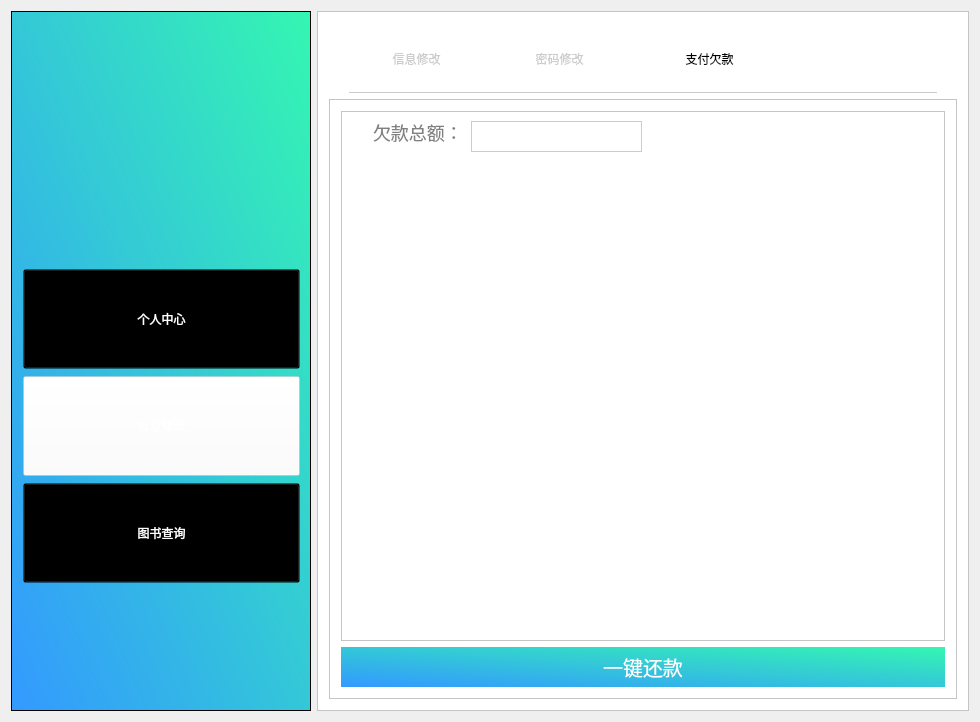
Qt form Library/Library/student_repay.ui (BooksOcean/BooksOcean) before a commit.
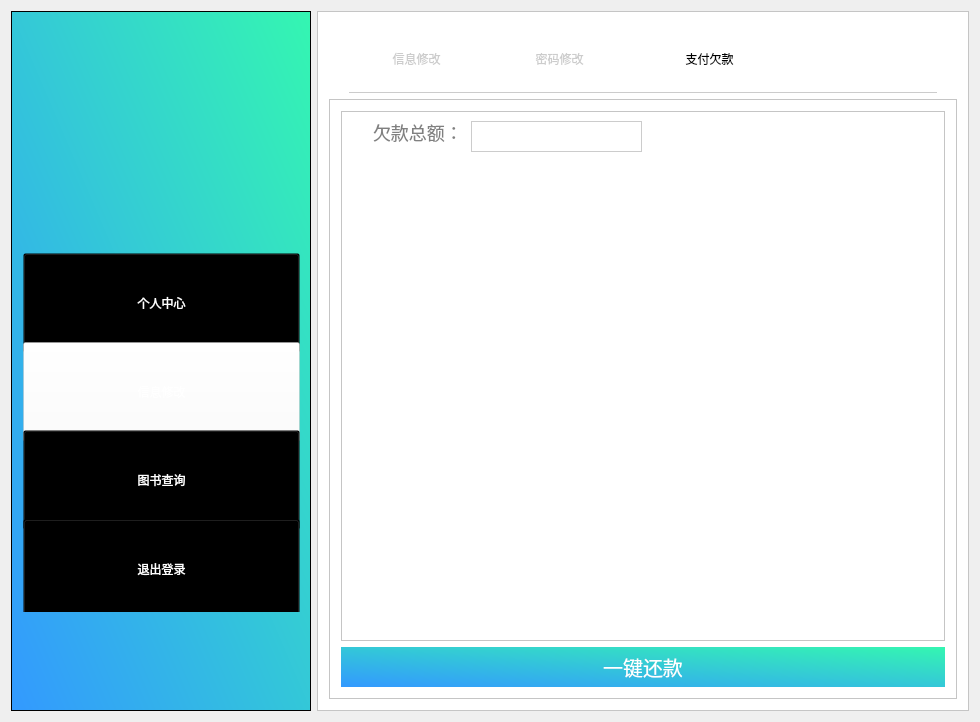
The same form after that commit. Icons and pictures are not drawn.

```diff
--- a/Library/Library/student_repay.ui
+++ b/Library/Library/student_repay.ui
@@ -155,6 +155,24 @@
            </property>
           </widget>
          </item>
+         <item>
+          <widget class="QPushButton" name="btnLogout">
+           <property name="minimumSize">
+            <size>
+             <width>0</width>
+             <height>100</height>
+            </size>
+           </property>
+           <property name="styleSheet">
+            <string notr="true">font: 12pt &quot;微软雅黑&quot;;
+color:white;
+background:transparent;</string>
+           </property>
+           <property name="text">
+            <string>退出登录</string>
+           </property>
+          </widget>
+         </item>
         </layout>
        </item>
       </layout>
```
